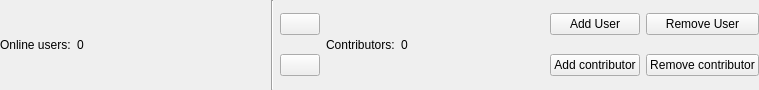
Qt form CLIENT/GUI/editorWindow/ui/gui_usersbar.ui (GiuliCler/GIMPteam) before a commit.
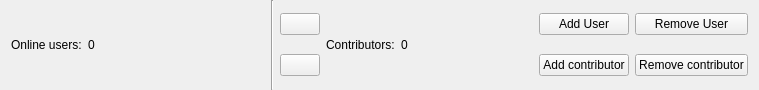
The same form after that commit. Icons and pictures are not drawn.

Diff of the .ui file:
```diff
--- a/CLIENT/GUI/editorWindow/ui/gui_usersbar.ui
+++ b/CLIENT/GUI/editorWindow/ui/gui_usersbar.ui
@@ -17,15 +17,9 @@
    </sizepolicy>
   </property>
   <layout class="QHBoxLayout" name="horizontalLayout_4" stretch="1,0,1,0">
-   <property name="leftMargin">
-    <number>0</number>
-   </property>
    <property name="topMargin">
     <number>0</number>
    </property>
-   <property name="rightMargin">
-    <number>0</number>
-   </property>
    <property name="bottomMargin">
     <number>0</number>
    </property>
@@ -65,11 +59,11 @@
       </item>
       <item>
        <widget class="QLabel" name="numberOnlineUsersLabel">
-        <property name="sizePolicy">
-         <sizepolicy hsizetype="Fixed" vsizetype="Preferred">
-          <horstretch>0</horstretch>
-          <verstretch>0</verstretch>
-         </sizepolicy>
+        <property name="minimumSize">
+         <size>
+          <width>14</width>
+          <height>0</height>
+         </size>
         </property>
         <property name="cursor">
          <cursorShape>IBeamCursor</cursorShape>
@@ -87,9 +81,6 @@
         <property name="orientation">
          <enum>Qt::Horizontal</enum>
         </property>
-        <property name="sizeType">
-         <enum>QSizePolicy::Expanding</enum>
-        </property>
         <property name="sizeHint" stdset="0">
          <size>
           <width>29</width>
@@ -118,7 +109,7 @@
        <number>0</number>
       </property>
       <property name="rightMargin">
-       <number>10</number>
+       <number>0</number>
       </property>
       <property name="bottomMargin">
        <number>0</number>
@@ -197,6 +188,12 @@
          </item>
          <item>
           <widget class="QLabel" name="numberContributorUsersLabel">
+           <property name="minimumSize">
+            <size>
+             <width>14</width>
+             <height>0</height>
+            </size>
+           </property>
            <property name="cursor">
             <cursorShape>IBeamCursor</cursorShape>
            </property>
@@ -208,6 +205,19 @@
            </property>
           </widget>
          </item>
+         <item>
+          <spacer name="horizontalSpacer_2">
+           <property name="orientation">
+            <enum>Qt::Horizontal</enum>
+           </property>
+           <property name="sizeHint" stdset="0">
+            <size>
+             <width>40</width>
+             <height>20</height>
+            </size>
+           </property>
+          </spacer>
+         </item>
         </layout>
        </widget>
       </item>
```
